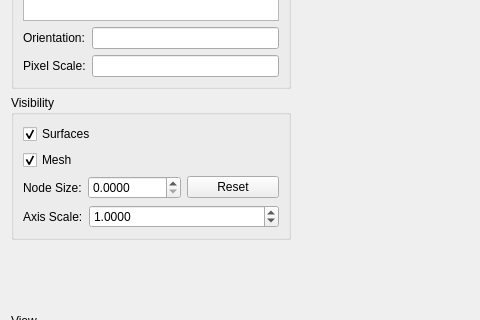
Old version of the form mapclientplugins/recordlocationonmeshstep/qt/meshlocationwidget.ui in the repository mapclient-plugins/mapclientplugins.recordlocationonmeshstep; both pictures show x 0 to 480 and y 309 to 629 of the 884 by 765 pixel window.
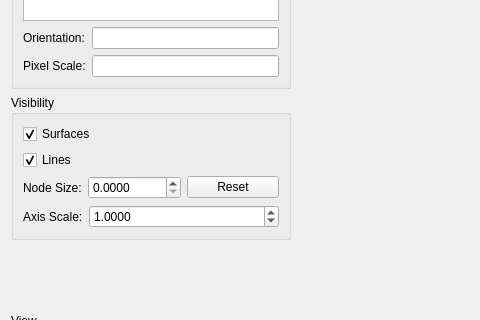
New version of the form. Custom widgets are drawn as their Qt base class.

Commit message: Rename checkBoxMeshVisibility to checkBoxLinesVisibility.

Patch:
```diff
--- a/mapclientplugins/recordlocationonmeshstep/qt/meshlocationwidget.ui
+++ b/mapclientplugins/recordlocationonmeshstep/qt/meshlocationwidget.ui
@@ -134,7 +134,7 @@
         <item>
          <widget class="QCheckBox" name="checkBoxMeshVisibility">
           <property name="text">
-           <string>Mesh</string>
+           <string>Lines</string>
           </property>
           <property name="checked">
            <bool>true</bool>
```
Left out of the diff: 2 changed lines with no effect on the pictures. The commit also changes 1 other file.
